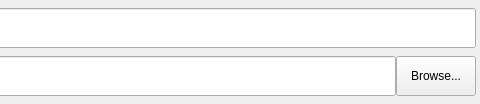
This is configurator/bundles/guidevelopermodectrl/lib/ui/widgets/guibundlesettings.ui in ELEKDOM/PlugFrame as Qt 5 draws it before an edit; both pictures show x 370 to 850 and y 0 to 104 of the 850 by 104 pixel window. The edited form follows.
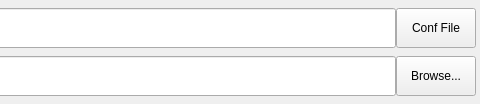
This is the edited form.

Patch:
```diff
--- a/configurator/bundles/guidevelopermodectrl/lib/ui/widgets/guibundlesettings.ui
+++ b/configurator/bundles/guidevelopermodectrl/lib/ui/widgets/guibundlesettings.ui
@@ -66,6 +66,28 @@
        </property>
       </widget>
      </item>
+     <item>
+      <widget class="QPushButton" name="confFileEditButton">
+       <property name="enabled">
+        <bool>true</bool>
+       </property>
+       <property name="minimumSize">
+        <size>
+         <width>0</width>
+         <height>40</height>
+        </size>
+       </property>
+       <property name="maximumSize">
+        <size>
+         <width>16777215</width>
+         <height>40</height>
+        </size>
+       </property>
+       <property name="text">
+        <string>Conf File</string>
+       </property>
+      </widget>
+     </item>
     </layout>
    </item>
    <item>
```
